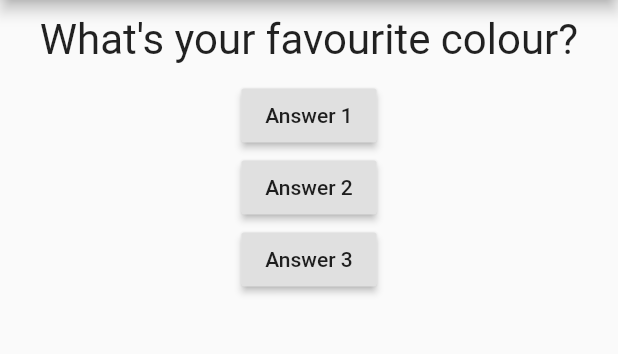
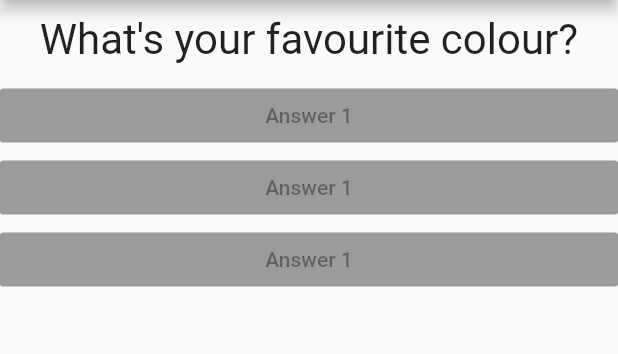
Before and after one commit to archrave/Personality-test-app, a Flutter app: the screen it shows after launch, on a phone screen of 412 x 824 dp, the part 84-438 px from its top. Run offline on Flutter 3.47's test engine with Material 2 defaults, Android fonts, the phone set to English and light mode, and no system bars.

Commit message:
Added answer.dart

```diff
--- /dev/null
+++ b/lib/answer.dart
@@ -0,0 +1,16 @@
+import 'package:flutter/material.dart';
+
+class Answer extends StatelessWidget {
+  @override
+  Widget build(BuildContext context) {
+    return Container(
+      width: double.infinity,
+      child: RaisedButton(
+        color: Colors.purple,
+        child: Text('Answer 1'),
+        onPressed:
+            null, //No parantheesis on the function to execute it as a function and not get a returned value
+      ),
+    );
+  }
+}
--- a/lib/main.dart
+++ b/lib/main.dart
@@ -1,6 +1,6 @@
 import 'package:flutter/material.dart';
-
 import './question.dart';
+import './answer.dart';
 
 void main() {
   runApp(FirstApp());
@@ -41,20 +41,9 @@ class _FirstAppState extends State<FirstApp> {
         body: Column(
           children: [
             Question(questions[_questionIndex]),
-            RaisedButton(
-              child: Text('Answer 1'),
-              onPressed:
-                  _AnswerQuestion, //No parantheesis on the function to execute it as a function and not get a returned value
-            ),
-            RaisedButton(
-              child: Text('Answer 2'),
-              onPressed: () {
-                print("Second Answer Selected");
-              },
-            ),
-            RaisedButton(
-                child: Text('Answer 3'),
-                onPressed: () => print('Third Answer Selected')),
+            Answer(),
+            Answer(),
+            Answer(),
           ],
         ),
       ),
```
